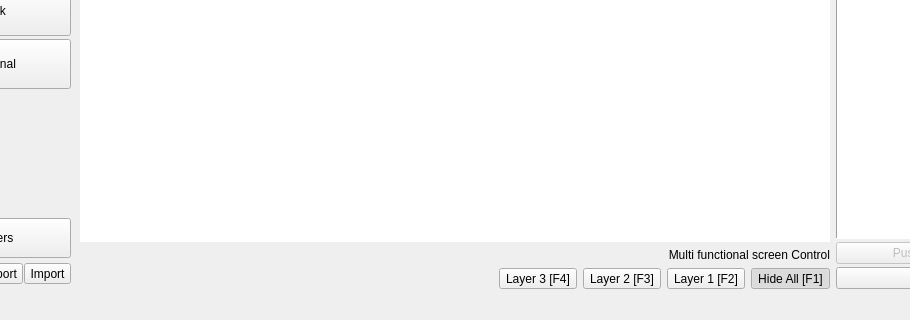
Before: the Qt Designer form mainwindow.ui in xiaoyuanyangxu/sportroom-qt, drawn with Qt 5; both pictures show x 135 to 1045 and y 320 to 640 of the 1270 by 640 pixel window.
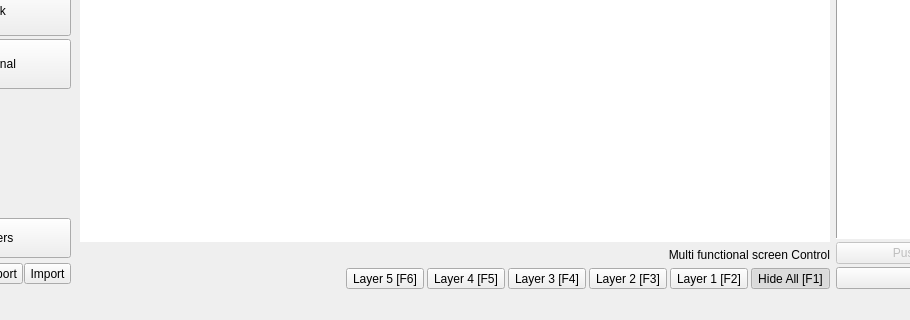
After: the same form once the commit is applied. Icons and pictures are not drawn. Custom widgets are drawn as their Qt base class.

```diff
--- a/mainwindow.ui
+++ b/mainwindow.ui
@@ -1197,9 +1197,9 @@
             <property name="frameShadow">
              <enum>QFrame::Plain</enum>
             </property>
-            <layout class="QHBoxLayout" name="horizontalLayout_8">
-             <property name="leftMargin">
-              <number>0</number>
+            <layout class="QHBoxLayout" name="horizontalLayout_6">
+             <property name="spacing">
+              <number>3</number>
              </property>
              <property name="topMargin">
               <number>0</number>
@@ -1223,6 +1223,58 @@
                </property>
               </spacer>
              </item>
+             <item>
+              <widget class="QToolButton" name="layer5ToolButton">
+               <property name="text">
+                <string>Layer 5 [F6]</string>
+               </property>
+               <property name="icon">
+                <iconset resource="images.qrc">
+                 <normaloff>:/images/image.png</normaloff>:/images/image.png</iconset>
+               </property>
+               <property name="iconSize">
+                <size>
+                 <width>24</width>
+                 <height>24</height>
+                </size>
+               </property>
+               <property name="shortcut">
+                <string>F6</string>
+               </property>
+               <property name="checkable">
+                <bool>true</bool>
+               </property>
+               <property name="toolButtonStyle">
+                <enum>Qt::ToolButtonTextUnderIcon</enum>
+               </property>
+              </widget>
+             </item>
+             <item>
+              <widget class="QToolButton" name="layer4ToolButton">
+               <property name="text">
+                <string>Layer 4 [F5]</string>
+               </property>
+               <property name="icon">
+                <iconset resource="images.qrc">
+                 <normaloff>:/images/image.png</normaloff>:/images/image.png</iconset>
+               </property>
+               <property name="iconSize">
+                <size>
+                 <width>24</width>
+                 <height>24</height>
+                </size>
+               </property>
+               <property name="shortcut">
+                <string>F5</string>
+               </property>
+               <property name="checkable">
+                <bool>true</bool>
+               </property>
+               <property name="toolButtonStyle">
+                <enum>Qt::ToolButtonTextUnderIcon</enum>
+               </property>
+              </widget>
+             </item>
              <item>
               <widget class="QToolButton" name="layer3ToolButton">
                <property name="text">
```
Left out of the diff: 7 changed lines with no effect on the pictures.
